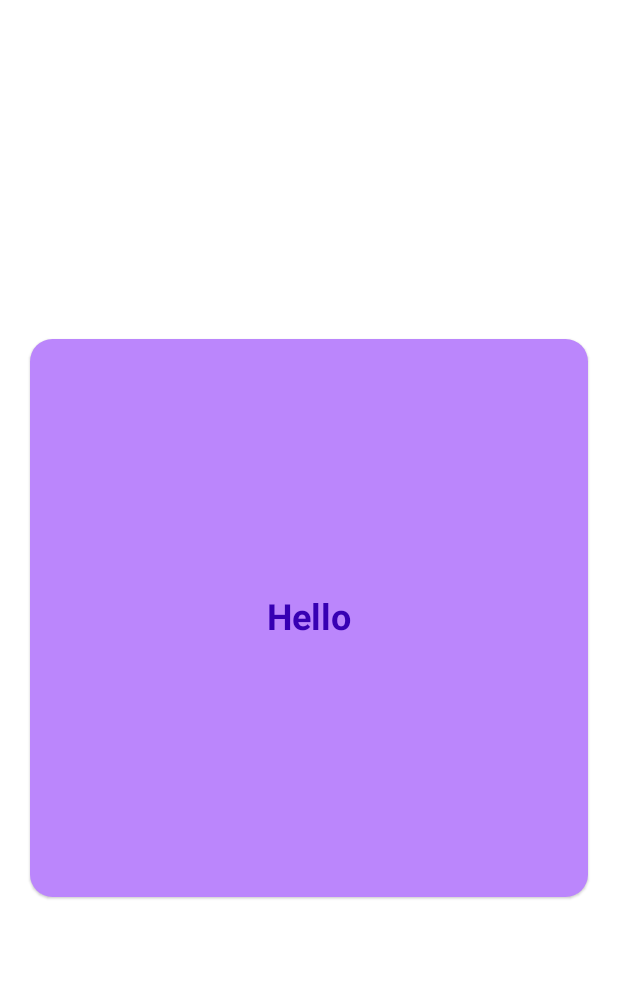
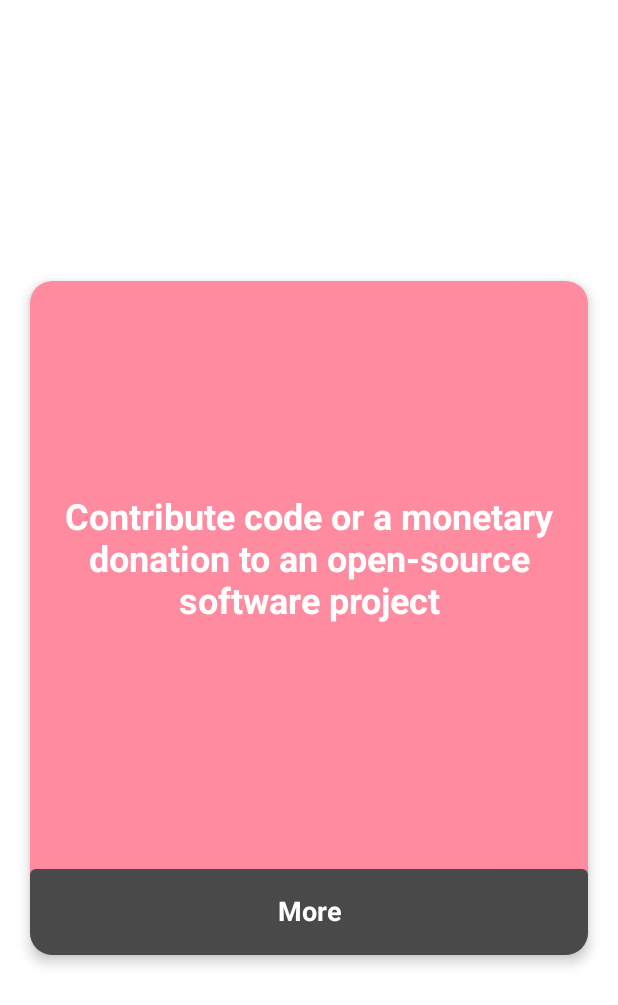
Before and after one commit to akhilasdeveloper/Bored, an Android app built with Jetpack Compose: the screen it shows after launch (MainActivity), on a phone screen of 412 x 824 dp. Shown: the top 1005 px of the screen. Run offline under Robolectric (Android 15) with nearby library versions, the phone set to English and light mode, and no system bars.

Commit message:
Commit for the day

```diff
--- a/app/src/main/java/com/akhilasdeveloper/bored/MainActivity.kt
+++ b/app/src/main/java/com/akhilasdeveloper/bored/MainActivity.kt
@@ -3,26 +3,34 @@ package com.akhilasdeveloper.bored
 import android.os.Bundle
 import androidx.activity.ComponentActivity
 import androidx.activity.compose.setContent
+import androidx.compose.animation.AnimatedVisibility
+import androidx.compose.animation.ExperimentalAnimationApi
+import androidx.compose.animation.core.Easing
+import androidx.compose.animation.core.FastOutSlowInEasing
+import androidx.compose.animation.core.animateDpAsState
+import androidx.compose.animation.core.tween
+import androidx.compose.animation.expandVertically
+import androidx.compose.animation.shrinkVertically
 import androidx.compose.foundation.background
 import androidx.compose.foundation.layout.*
 import androidx.compose.foundation.shape.RoundedCornerShape
-import androidx.compose.material.Card
-import androidx.compose.material.MaterialTheme
-import androidx.compose.material.Surface
-import androidx.compose.material.Text
+import androidx.compose.material.*
 import androidx.compose.runtime.Composable
+import androidx.compose.runtime.mutableStateOf
+import androidx.compose.runtime.*
 import androidx.compose.ui.Alignment
 import androidx.compose.ui.Modifier
+import androidx.compose.ui.graphics.Color
 import androidx.compose.ui.text.TextStyle
 import androidx.compose.ui.text.font.FontStyle
 import androidx.compose.ui.text.font.FontWeight
+import androidx.compose.ui.text.style.TextAlign
 import androidx.compose.ui.tooling.preview.Preview
 import androidx.compose.ui.unit.dp
 import androidx.compose.ui.unit.sp
-import com.akhilasdeveloper.bored.ui.theme.BoredTheme
-import com.akhilasdeveloper.bored.ui.theme.Purple200
-import com.akhilasdeveloper.bored.ui.theme.Purple700
+import com.akhilasdeveloper.bored.ui.theme.*
 
+@ExperimentalAnimationApi
 class MainActivity : ComponentActivity() {
     override fun onCreate(savedInstanceState: Bundle?) {
         super.onCreate(savedInstanceState)
@@ -30,18 +38,69 @@ class MainActivity : ComponentActivity() {
             BoredTheme {
                 // A surface container using the 'background' color from the theme
                 Surface(color = MaterialTheme.colors.background) {
-                    Greeting()
+                    Greeting(
+                        activityName = "Contribute code or a monetary donation to an open-source software project",
+                        accessibility = 0f,
+                        type = "charity",
+                        participants = 1,
+                        price = 0.1f,
+                        link = "https://github.com/explore",
+                        modifier = Modifier
+                    )
                 }
             }
         }
     }
 }
 
+@ExperimentalAnimationApi
 @Preview(showBackground = true)
 @Composable
-fun Greeting() {
+fun PreviewGreetings() {
+    Greeting(
+        activityName = "Contribute code or a monetary donation to an open-source software project",
+        accessibility = 0f,
+        type = "charity",
+        participants = 1,
+        price = 0.1f,
+        link = "https://github.com/explore",
+        modifier = Modifier
+    )
+}
+
+@ExperimentalAnimationApi
+@Preview(showBackground = true, backgroundColor = 1)
+@Composable
+fun PreviewMoreContent() {
+    MoreContent(
+        accessibility = 0f,
+        type = "charity",
+        participants = 1,
+        price = 0.1f,
+        link = "https://github.com/explore"
+    )
+}
+
+@ExperimentalAnimationApi
+@Composable
+fun Greeting(
+    modifier: Modifier,
+    activityName: String,
+    accessibility: Float,
+    type: String,
+    participants: Int,
+    price: Float,
+    link: String
+) {
+    var buttonIsVisible by remember {
+        mutableStateOf(true)
+    }
+    var moreIsVisible by remember {
+        mutableStateOf(false)
+    }
+
     Column(
-        modifier = Modifier
+        modifier = modifier
             .fillMaxSize()
             .padding(20.dp),
         horizontalAlignment = Alignment.CenterHorizontally,
@@ -49,24 +108,116 @@ fun Greeting() {
     ) {
         Card(
             shape = RoundedCornerShape(15.dp),
-            backgroundColor = Purple200
+            backgroundColor = cardRose,
+            elevation = 5.dp
         ) {
-            Box(
+            Column(
                 modifier = Modifier
-                    .fillMaxWidth()
-                    .padding(20.dp)
-                    .aspectRatio(1f),
-                contentAlignment = Alignment.Center
+                    .fillMaxWidth(),
+                horizontalAlignment = Alignment.CenterHorizontally
             ) {
-                Text(
-                    text = "Hello",
-                    style = TextStyle(
-                        color = Purple700,
-                        fontWeight = FontWeight.Bold,
-                        fontSize = 24.sp
+                Box(
+                    modifier = Modifier
+                        .fillMaxWidth()
+                        .aspectRatio(1f)
+                        .padding(20.dp),
+                    contentAlignment = Alignment.Center
+                ) {
+                    CardPrimaryText(activityName = activityName, textColor = Color.White)
+                }
+                Spacer(modifier = Modifier.height(20.dp))
+                AnimatedVisibility(
+                    visible = buttonIsVisible,
+                    enter = expandVertically(animationSpec = tween(durationMillis = 500)),
+                    exit = shrinkVertically(animationSpec = tween(durationMillis = 500))
+                ) {
+                    Button(
+                        onClick = {
+                            buttonIsVisible = false
+                            moreIsVisible = true
+                        },
+                        modifier = Modifier
+                            .fillMaxWidth(),
+                        colors = ButtonDefaults.buttonColors(backgroundColor = buttonBlack)
+                    ) {
+                        Box(modifier = Modifier.padding(10.dp)) {
+                            CardSecondText(text = "More", textColor = Color.White)
+                        }
+                    }
+                }
+                AnimatedVisibility(
+                    visible = moreIsVisible,
+                    enter = expandVertically(animationSpec = tween(durationMillis = 500)),
+                    exit = shrinkVertically(animationSpec = tween(durationMillis = 500))
+                ) {
+                    MoreContent(
+                        accessibility,
+                        type,
+                        participants,
+                        price,
+                        link
                     )
-                )
+                }
+
             }
+
         }
     }
 }
+
+
+@Composable
+fun CardPrimaryText(activityName: String, textColor: Color) {
+    Text(
+        text = activityName,
+        style = TextStyle(
+            color = textColor,
+            fontWeight = FontWeight.Bold,
+            fontSize = 24.sp
+        ),
+        textAlign = TextAlign.Center
+    )
+}
+
+@Composable
+fun CardSecondText(text: String, textColor: Color) {
+    Text(
+        text = text,
+        style = TextStyle(
+            color = textColor,
+            fontWeight = FontWeight.Bold,
+            fontSize = 18.sp
+        ),
+        textAlign = TextAlign.Center
+    )
+}
+
+@Composable
+fun MoreContent(
+    accessibility: Float,
+    type: String,
+    participants: Int,
+    price: Float,
+    link: String
+) {
+    Column(
+        modifier = Modifier
+            .fillMaxWidth()
+            .padding(20.dp),
+        horizontalAlignment = Alignment.Start,
+    ) {
+        CardSecondText(text = link, textColor = Color.White)
+        Spacer(modifier = Modifier.height(20.dp))
+        CardSecondText(text = type, textColor = Color.White)
+        Spacer(modifier = Modifier.height(20.dp))
+        CardSecondText(text = participants.toString(), textColor = Color.White)
+        Spacer(modifier = Modifier.height(20.dp))
+        Row(
+            horizontalArrangement = Arrangement.SpaceAround,
+            modifier = Modifier.fillMaxWidth()
+        ) {
+            CardSecondText(text = accessibility.toString(), textColor = Color.White)
+            CardSecondText(text = price.toString(), textColor = Color.White)
+        }
+    }
+}
--- a/app/src/main/java/com/akhilasdeveloper/bored/ui/theme/Color.kt
+++ b/app/src/main/java/com/akhilasdeveloper/bored/ui/theme/Color.kt
@@ -6,3 +6,6 @@ val Purple200 = Color(0xFFBB86FC)
 val Purple500 = Color(0xFF6200EE)
 val Purple700 = Color(0xFF3700B3)
 val Teal200 = Color(0xFF03DAC5)
+
+val cardRose = Color(0xFFFF8BA0)
+val buttonBlack = Color(0xFF494949)
```
